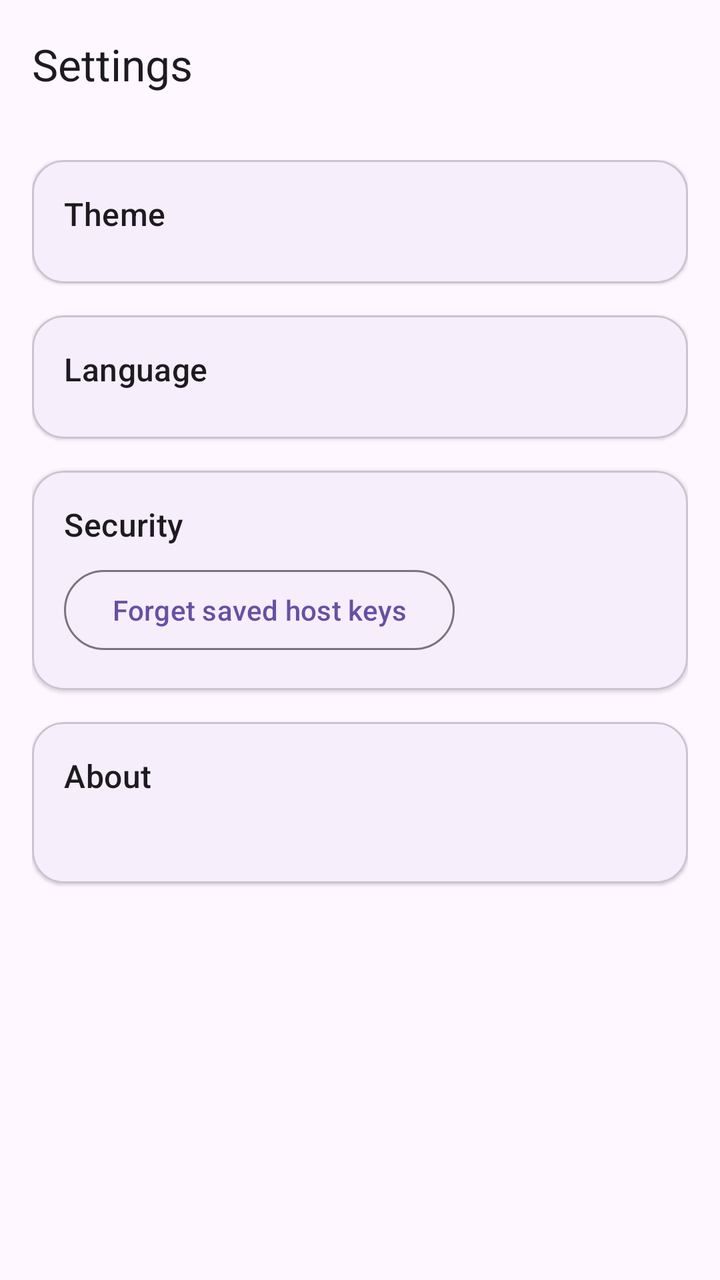
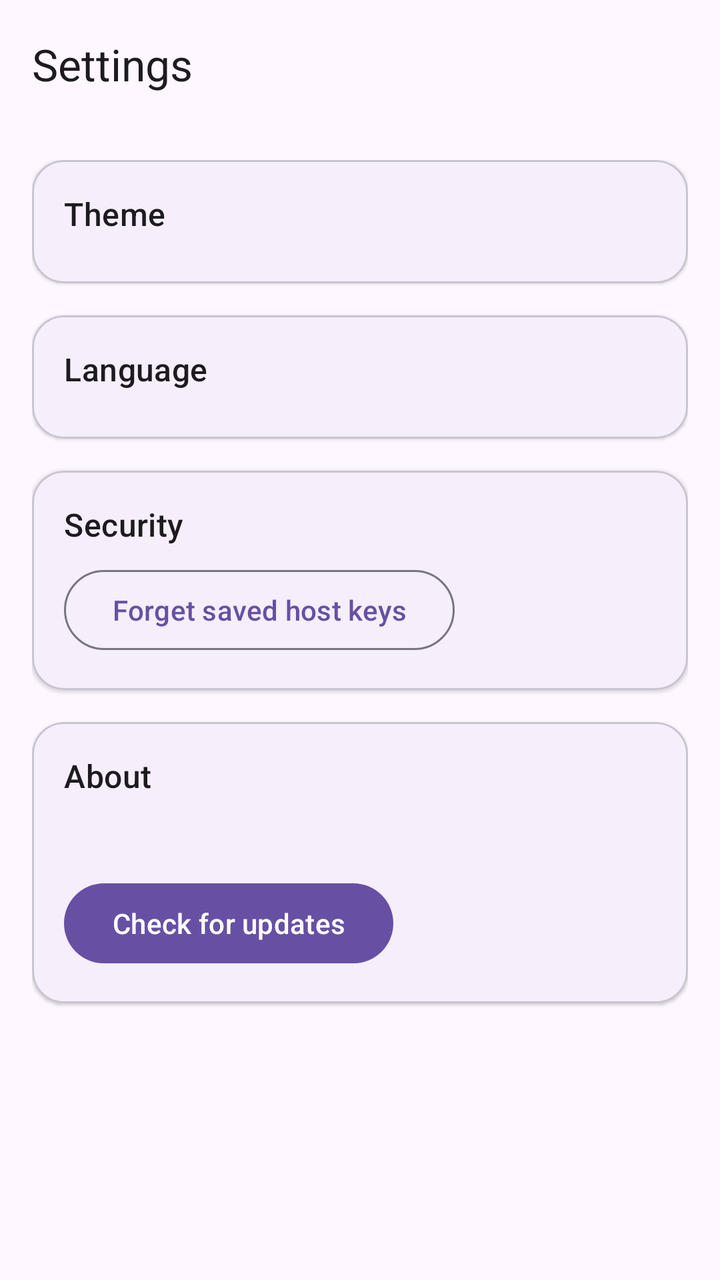

Two renders of the same Android screen: before a commit and after it. Below are the layout's source before the change and the commit's diff.
<!-- AndroidManifest.xml: application theme Theme.SeaShell -->
<!-- res/layout/activity_settings.xml -->
<?xml version="1.0" encoding="utf-8"?>
<LinearLayout
    xmlns:android="http://schemas.android.com/apk/res/android"
    xmlns:app="http://schemas.android.com/apk/res-auto"
    android:layout_width="match_parent"
    android:layout_height="match_parent"
    android:orientation="vertical">

    <com.google.android.material.appbar.AppBarLayout
        android:layout_width="match_parent"
        android:layout_height="wrap_content">

        <com.google.android.material.appbar.MaterialToolbar
            android:id="@+id/toolbar"
            android:layout_width="match_parent"
            android:layout_height="?attr/actionBarSize"
            app:title="@string/settings_title" />
    </com.google.android.material.appbar.AppBarLayout>

    <ScrollView
        android:layout_width="match_parent"
        android:layout_height="match_parent"
        android:fillViewport="true">

        <LinearLayout
            android:layout_width="match_parent"
            android:layout_height="wrap_content"
            android:orientation="vertical"
            android:padding="16dp">

            <com.google.android.material.card.MaterialCardView
                android:layout_width="match_parent"
                android:layout_height="wrap_content"
                app:cardCornerRadius="16dp"
                app:cardElevation="1dp">

                <LinearLayout
                    android:layout_width="match_parent"
                    android:layout_height="wrap_content"
                    android:orientation="vertical"
                    android:padding="16dp">

                    <TextView
                        android:layout_width="wrap_content"
                        android:layout_height="wrap_content"
                        android:text="@string/theme_title"
                        android:textAppearance="?attr/textAppearanceTitleMedium" />

                    <com.google.android.material.chip.ChipGroup
                        android:id="@+id/themeGroup"
                        android:layout_width="match_parent"
                        android:layout_height="wrap_content"
                        android:layout_marginTop="8dp"
                        app:singleSelection="true"
                        app:selectionRequired="true" />
                </LinearLayout>
            </com.google.android.material.card.MaterialCardView>

            <com.google.android.material.card.MaterialCardView
                android:layout_width="match_parent"
                android:layout_height="wrap_content"
                android:layout_marginTop="16dp"
                app:cardCornerRadius="16dp"
                app:cardElevation="1dp">

                <LinearLayout
                    android:layout_width="match_parent"
                    android:layout_height="wrap_content"
                    android:orientation="vertical"
                    android:padding="16dp">

                    <TextView
                        android:layout_width="wrap_content"
                        android:layout_height="wrap_content"
                        android:text="@string/language_title"
                        android:textAppearance="?attr/textAppearanceTitleMedium" />

                    <com.google.android.material.chip.ChipGroup
                        android:id="@+id/langGroup"
                        android:layout_width="match_parent"
                        android:layout_height="wrap_content"
                        android:layout_marginTop="8dp"
                        app:singleSelection="true"
                        app:selectionRequired="true" />
                </LinearLayout>
            </com.google.android.material.card.MaterialCardView>

            <com.google.android.material.card.MaterialCardView
                android:layout_width="match_parent"
                android:layout_height="wrap_content"
                android:layout_marginTop="16dp"
                app:cardCornerRadius="16dp"
                app:cardElevation="1dp">

                <LinearLayout
                    android:layout_width="match_parent"
                    android:layout_height="wrap_content"
                    android:orientation="vertical"
                    android:padding="16dp">

                    <TextView
                        android:layout_width="wrap_content"
                        android:layout_height="wrap_content"
                        android:text="@string/security_title"
                        android:textAppearance="?attr/textAppearanceTitleMedium" />

                    <com.google.android.material.button.MaterialButton
                        android:id="@+id/btnClearKnownHosts"
                        style="?attr/materialButtonOutlinedStyle"
                        android:layout_width="wrap_content"
                        android:layout_height="wrap_content"
                        android:layout_marginTop="8dp"
                        android:text="@string/clear_known_hosts" />
                </LinearLayout>
            </com.google.android.material.card.MaterialCardView>

            <com.google.android.material.card.MaterialCardView
                android:layout_width="match_parent"
                android:layout_height="wrap_content"
                android:layout_marginTop="16dp"
                android:layout_marginBottom="16dp"
                app:cardCornerRadius="16dp"
                app:cardElevation="1dp">

                <LinearLayout
                    android:layout_width="match_parent"
                    android:layout_height="wrap_content"
                    android:orientation="vertical"
                    android:padding="16dp">

                    <TextView
                        android:layout_width="wrap_content"
                        android:layout_height="wrap_content"
                        android:text="@string/about_title"
                        android:textAppearance="?attr/textAppearanceTitleMedium" />

                    <TextView
                        android:id="@+id/textVersion"
                        android:layout_width="match_parent"
                        android:layout_height="wrap_content"
                        android:layout_marginTop="8dp"
                        android:textAppearance="?attr/textAppearanceBodyMedium"
                        android:textColor="?attr/colorOnSurfaceVariant" />
                </LinearLayout>
            </com.google.android.material.card.MaterialCardView>
        </LinearLayout>
    </ScrollView>
</LinearLayout>
<!-- resources referenced by this layout -->
<resources>
  <string name="about_title">About</string>
  <string name="clear_known_hosts">Forget saved host keys</string>
  <string name="language_title">Language</string>
  <string name="security_title">Security</string>
  <string name="settings_title">Settings</string>
  <string name="theme_title">Theme</string>
  <style name="Theme.SeaShell" parent="Theme.Material3.DayNight.NoActionBar">
          <item name="android:statusBarColor">?attr/colorSurface</item>
          <item name="android:windowLightStatusBar">true</item>
      </style>
</resources>

<!-- the commit's change to res/layout/activity_settings.xml (unified diff, before → after) -->
@@ -141,6 +141,13 @@
                         android:layout_marginTop="8dp"
                         android:textAppearance="?attr/textAppearanceBodyMedium"
                         android:textColor="?attr/colorOnSurfaceVariant" />
+
+                    <com.google.android.material.button.MaterialButton
+                        android:id="@+id/btnCheckUpdates"
+                        android:layout_width="wrap_content"
+                        android:layout_height="wrap_content"
+                        android:layout_marginTop="12dp"
+                        android:text="@string/update_check" />
                 </LinearLayout>
             </com.google.android.material.card.MaterialCardView>
         </LinearLayout>
<!-- resource entries referenced after the edit -->
@@ -6,6 +6,7 @@
   <string name="security_title">Security</string>
   <string name="settings_title">Settings</string>
   <string name="theme_title">Theme</string>
+  <string name="update_check">Check for updates</string>
   <style name="Theme.SeaShell" parent="Theme.Material3.DayNight.NoActionBar">
           <item name="android:statusBarColor">?attr/colorSurface</item>
           <item name="android:windowLightStatusBar">true</item>
